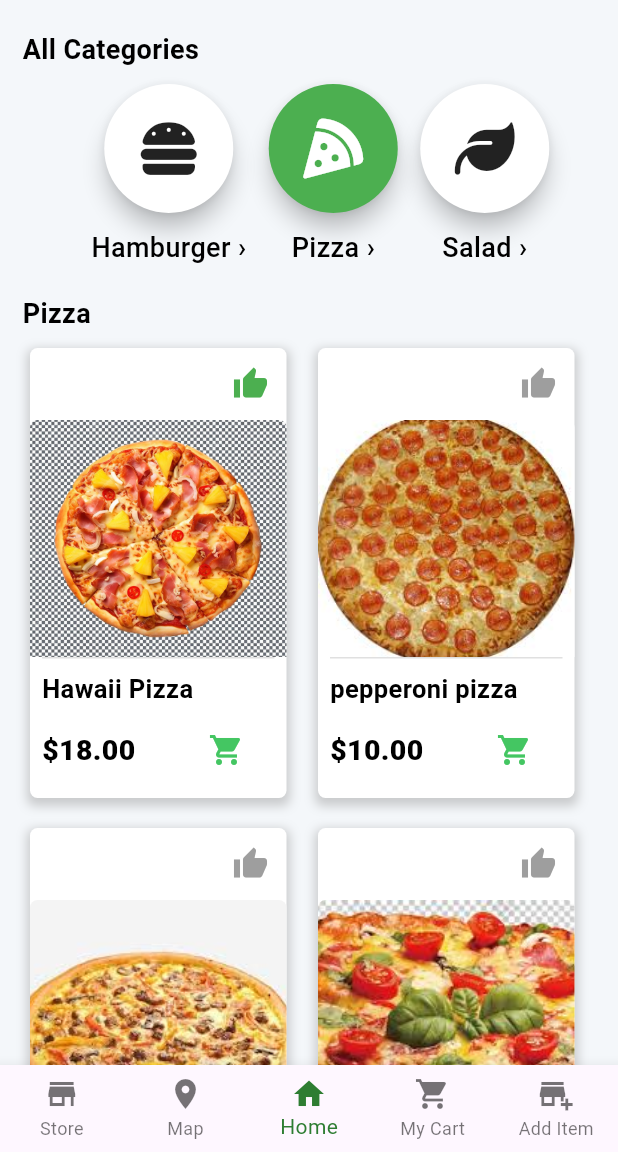
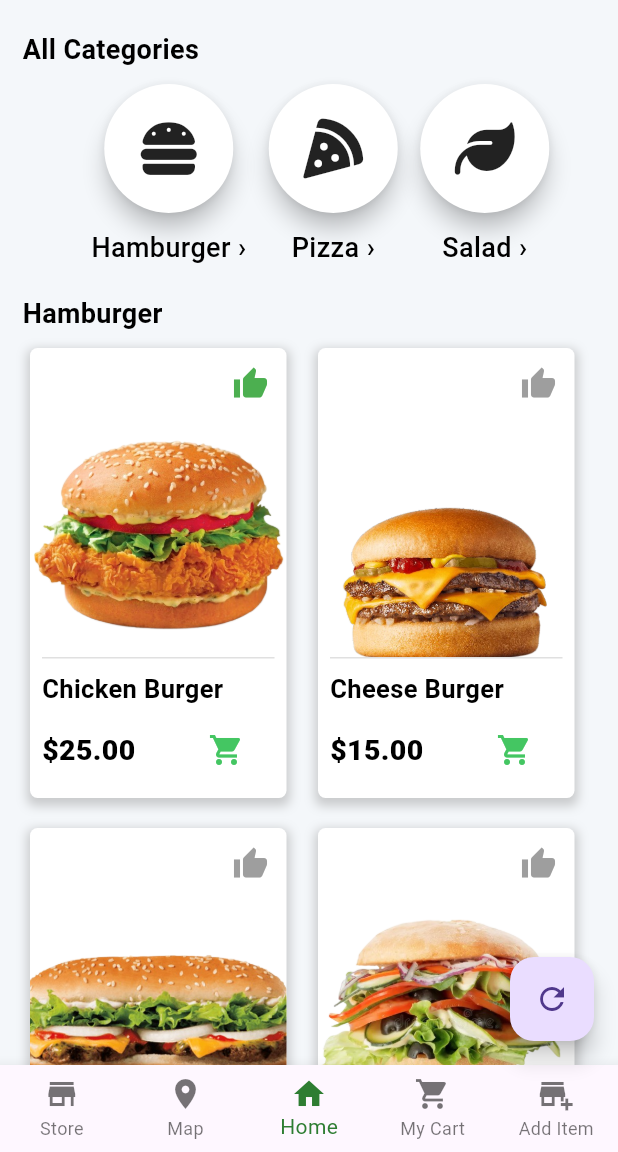
Before and after one commit to SL758/Assignments, a Flutter app: the screen it shows after launch, on a phone screen of 412 x 824 dp, the part 84-1236 px from its top. Run offline on Flutter 3.47's test engine with Material 3 defaults, Android fonts, the phone set to English and light mode, and no system bars; our stand-ins replace font_awesome_flutter, image_picker, shared_preferences; Roboto replaces fonts that are missing (Pacifico, Poppins).

Commit message:
change product id to make it unique and change the method of Cartitems.addToCart

```diff
--- a/super_eat_App/lib/entities/Product.dart
+++ b/super_eat_App/lib/entities/Product.dart
@@ -5,8 +5,6 @@ class Product
   double price;
   String image;
   String description;
-  bool? userAddToCart;
-  bool? includeTip;
   bool? isRecommended;
   bool? isHamburger;
   //isHamburger=true:Hamburger,
@@ -18,10 +16,34 @@ class Product
     this.price=0.00,
     this.image='',
     required this.description,
-    this.userAddToCart=false,
-    this.includeTip=false,
     this.isRecommended=false,
     this.isHamburger=false,
   });
 
+  // 转换为 JSON
+  Map<String, dynamic> toJson() {
+    return {
+      'id': id,
+      'name': name,
+      'image': image,
+      'price': price,
+      'description': description,
+      'isHamburger': isHamburger,
+      'isRecommended': isRecommended,
+    };}
+
+  // 从 JSON 创建对象
+  factory Product.fromJson(Map<String, dynamic> json) {
+    return Product(
+      id: json['id'],
+      name: json['name'],
+      image: json['image'],
+      price: json['price'].toDouble(),
+      description: json['description'],
+      isHamburger: json['isHamburger'],
+      isRecommended: json['isRecommended'],
+    );
+  }
+
+
 }
--- a/super_eat_App/lib/screens/HomeDashboard.dart
+++ b/super_eat_App/lib/screens/HomeDashboard.dart
@@ -12,7 +12,9 @@ import '../shared/sectionHeader_widgets.dart';
 import 'CartPage.dart';
 import 'Map.dart'; // 导入 Map.dart 文件
 import './Store.dart'; // 添加新的页面引用
-
+import 'package:shared_preferences/shared_preferences.dart';
+import 'dart:convert'; // 用于 JSON 编解码
+import '../shared/local_storage_helper.dart'; // 导入工具类文件
 
 class HomeDashboard extends StatefulWidget {
   final String pageTitle;
@@ -28,7 +30,7 @@ class HomeDashboard extends StatefulWidget {
 
 class _HomeDashboardState extends State<HomeDashboard> {
   int _selectedIndex = 2;
-  String selectedCategory = 'Pizza';
+  String selectedCategory = 'Hamburger';
 
   void updateCategories(String newCategory) {
     setState(() {
@@ -36,12 +38,56 @@ class _HomeDashboardState extends State<HomeDashboard> {
     });
   }
 
+  // 数据列表
+  List<Product> hamburgers = [];
+  List<Product> pizzas = [];
+  List<Product> salads = [];
+
+  @override
+  void initState() {
+    super.initState();
+    _loadAllCategories(); // 加载所有分类数据
+  }
+
+  // 加载所有分类数据
+  Future<void> _loadAllCategories() async {
+    // 加载 Hamburger 数据
+    List<Product> loadedHamburgers = await _loadCategory('hamburgers', LocalStorageHelper.initializeDefaultHamburgers);
+
+    // 加载 Pizza 数据
+    List<Product> loadedPizzas = await _loadCategory('pizzas', LocalStorageHelper.initializeDefaultPizzas);
+
+    // 加载 Salad 数据
+    List<Product> loadedSalads = await _loadCategory('salads', LocalStorageHelper.initializeDefaultSalads);
+
+    // 更新 UI
+    setState(() {
+      hamburgers = loadedHamburgers;
+      pizzas = loadedPizzas;
+      salads = loadedSalads;
+    });
+  }
+
+  // 通用的加载方法
+  Future<List<Product>> _loadCategory(
+      String key, Future<void> Function() initializeDefault) async {
+    List<Product> loadedItems = await LocalStorageHelper.loadProductsFromLocalStorage(key);
+    if (loadedItems.isEmpty) {
+      // 如果本地没有数据，则初始化默认值
+      await initializeDefault();
+      loadedItems = await LocalStorageHelper.loadProductsFromLocalStorage(key);
+    }
+    return loadedItems;
+  }
+
+
+
   @override
   Widget build(BuildContext context) {
     final _tabs = [
       StorePage(),
       MapPage(pageTitle: 'Map'), // Tab2 显示 MapPage
-      homeTab(context, selectedCategory, updateCategories),
+      homeTab(context, selectedCategory, updateCategories,hamburgers,pizzas,salads),
       CartPage(),
       AddItemPage(),
     ];
@@ -56,6 +102,16 @@ class _HomeDashboardState extends State<HomeDashboard> {
               style: logoWhiteStyle, textAlign: TextAlign.center),
         ),
         body: _tabs[_selectedIndex],
+
+        //刷新整个页面
+        floatingActionButton: FloatingActionButton(
+          onPressed: () async {
+            // 点击按钮时刷新数据
+            _loadAllCategories(); // 重新加载数据
+          },
+          child: Icon(Icons.refresh), // 使用刷新图标
+        ),
+
         bottomNavigationBar: BottomNavigationBar(
           items: <BottomNavigationBarItem>[
             BottomNavigationBarItem(
@@ -94,116 +150,8 @@ class _HomeDashboardState extends State<HomeDashboard> {
 }
 
 Widget homeTab(BuildContext context, String selectedCategory,
-    Function(String) updateCategories) {
-  // will pick it up from here
-  // am to start another template
-  List<Product> hamburgers = [
-    Product(
-      id: 1000,
-      name: "Chicken Burger",
-      image: "images/chickenburger.png",
-      price: 25,
-      userAddToCart: true,
-      description: "A juicy grilled chicken burger with fresh vegetables.",
-      isHamburger: true,
-      isRecommended:true,
-    ),
-    Product(
-      id: 1001,
-      name: "Cheese Burger",
-      image: "images/Cheeseburger.png",
-      price: 15,
-      userAddToCart: false,
-      description: "A classic cheeseburger with a melted cheddar topping.",
-      isHamburger: true,
-    ),
-    Product(
-      id: 1002,
-      name: "Extra Long Burger",
-      image: 'images/extralongburger.png',
-      price: 10.99,
-      userAddToCart: false,
-      description: "A delicious extra-long burger with crispy lettuce.",
-      isHamburger: true,
-    ),
-    Product(
-      id: 1003,
-      name: "Veggie Burger",
-      image: "images/veggieburger.png",
-      price: 50.00,
-      userAddToCart: true,
-      description: "A delicious extra-long burger with crispy lettuce.",
-      isHamburger: true,
-    ),
-  ];
-  List<Product> pizza = [
-    Product(
-      id: 2000,
-      name: "Hawaii Pizza",
-      image: "images/Hawaiianpizza.jpg",
-      price: 18,
-      userAddToCart: true,
-      description: "Nice Pizza.",
-      isHamburger: null,
-      isRecommended:true,
-    ),
-    Product(
-      id: 2001,
-      name: "pepperoni pizza",
-      image: "images/Peperonipizza.jpeg",
-      price: 10,
-      userAddToCart: false,
-      description: "pizza with pepperoni meat.",
-      isHamburger: null,
-    ),
-    Product(
-      id: 2002,
-      name: "roast chicken pizza",
-      image: 'images/Roastchickenpizza.jpeg',
-      price: 12,
-      userAddToCart: false,
-      description: "pizza with roast chicken and mushroom.",
-      isHamburger: null,
-    ),
-    Product(
-      id: 2003,
-      name: "Veggie Pizza",
-      image: "images/Veggiepizza.jpeg",
-      price: 8.00,
-      userAddToCart: true,
-      description: "A pizza with many kinds of vegetable.",
-      isHamburger: null,
-    ),
-  ];
-  List<Product> salads = [
-    Product(
-      id: 3000,
-      name: "Beef Salad",
-      image: "images/beefSalad.png",
-      price: 45.12,
-      userAddToCart: true,
-      description: "A flavorful beef salad with a tangy vinaigrette dressing.",
-      isHamburger: null,
-    ),
-    Product(
-      id: 3001,
-      name: "Caesar Salad",
-      image: "images/caesarSalad.png",
-      price: 25.12,
-      userAddToCart: true,
-      description: "A classic Caesar salad with crunchy croutons and parmesan.",
-      isHamburger: null,
-    ),
-    Product(
-      id: 3002,
-      name: "Chicken Salad",
-      image: "images/chickenSalad.png",
-      price: 15,
-      userAddToCart: true,
-      description: "A hearty chicken salad with fresh greens and creamy dressing.",
-      isHamburger: null,
-    ),
-  ];
+    Function(String) updateCategories,List<Product> hamburgers,
+    List<Product> pizzas,List<Product> salads) {
 
 
   List<Product> selects = [];
@@ -213,7 +161,7 @@ Widget homeTab(BuildContext context, String selectedCategory,
       selects = hamburgers.toList();
       break;
     case 'Pizza':
-      selects = pizza.toList();
+      selects = pizzas.toList();
       break;
     case 'Salad':
       selects = salads.toList();
--- a/super_eat_App/lib/shared/categoryWidgets.dart
+++ b/super_eat_App/lib/shared/categoryWidgets.dart
@@ -17,7 +17,8 @@ class HeaderTopCategories extends StatefulWidget {
 }
 
 class _HeaderTopCategoriesState extends State<HeaderTopCategories> {
-  String selectedCategory = 'Pizza';
+  // String selectedCategory = 'Pizza';
+  String selectedCategory = '';
 
   @override
   Widget build(BuildContext context) {
--- /dev/null
+++ b/super_eat_App/lib/shared/local_storage_helper.dart
@@ -0,0 +1,173 @@
+import 'package:shared_preferences/shared_preferences.dart';
+import 'dart:convert';
+import '../entities/Product.dart'; // 根据实际路径导入你的 Product 类
+
+class LocalStorageHelper {
+  // 保存数据到本地存储
+  static Future<void> saveProductsToLocalStorage(String key, List<Product> products) async {
+    SharedPreferences prefs = await SharedPreferences.getInstance();
+
+    // 获取现有的商品列表
+    List<String>? productList = prefs.getStringList(key);
+    List<Product> existingProducts = [];
+
+    if (productList != null) {
+      existingProducts = productList
+          .map((product) => Product.fromJson(jsonDecode(product)))
+          .toList();
+    }
+
+    // 确定类别范围
+    int categoryOffset = 0;
+    if (key == 'hamburgers') {
+      categoryOffset = 1000; // 汉堡从 1000 开始
+    } else if (key == 'pizzas') {
+      categoryOffset = 2000; // 比萨从 2000 开始
+    } else if (key == 'salads') {
+      categoryOffset = 3000; // 沙拉从 3000 开始
+    }
+
+    // 找到该类别最大 ID 并自增
+    int maxId = existingProducts.isEmpty
+        ? categoryOffset
+        : existingProducts.map((e) => e.id).reduce((a, b) => a > b ? a : b);
+
+    // 设置新商品的 ID（自增）
+    for (var product in products) {
+      product.id = maxId + 1;
+      maxId++;
+    }
+
+    // 合并现有的商品和新商品
+    existingProducts.addAll(products);
+
+    // 将更新后的商品列表保存回本地存储
+    List<String> updatedProductList = existingProducts
+        .map((product) => jsonEncode(product.toJson()))
+        .toList();
+    await prefs.setStringList(key, updatedProductList);
+  }
+
+  // 从本地存储加载数据
+  static Future<List<Product>> loadProductsFromLocalStorage(String key) async {
+    SharedPreferences prefs = await SharedPreferences.getInstance();
+    List<String>? productList = prefs.getStringList(key);
+    if (productList != null) {
+      return productList.map((product) => Product.fromJson(jsonDecode(product))).toList();
+    } else {
+      return [];
+    }
+  }
+
+  // 初始化默认数据（可选）
+  static Future<void> initializeDefaultHamburgers() async {
+    List<Product> defaultHamburgers = [
+      Product(
+        id: 1000,
+        name: "Chicken Burger",
+        image: "images/chickenburger.png",
+        price: 25,
+        description: "A juicy grilled chicken burger with fresh vegetables.",
+        isHamburger: true,
+        isRecommended: true,
+      ),
+      Product(
+        id: 1001,
+        name: "Cheese Burger",
+        image: "images/Cheeseburger.png",
+        price: 15,
+        description: "A classic cheeseburger with a melted cheddar topping.",
+        isHamburger: true,
+      ),
+      Product(
+        id: 1002,
+        name: "Extra Long Burger",
+        image: 'images/extralongburger.png',
+        price: 10.99,
+        description: "A delicious extra-long burger with crispy lettuce.",
+        isHamburger: true,
+      ),
+      Product(
+        id: 1003,
+        name: "Veggie Burger",
+        image: "images/veggieburger.png",
+        price: 50.00,
+        description: "A delicious extra-long burger with crispy lettuce.",
+        isHamburger: true,
+      ),
+    ];
+    await saveProductsToLocalStorage('hamburgers', defaultHamburgers);
+  }
+  static Future<void> initializeDefaultPizzas() async {
+    List<Product> defaultPizzas = [
+      Product(
+        id: 2000,
+        name: "Hawaii Pizza",
+        image: "images/Hawaiianpizza.jpg",
+        price: 18,
+        description: "Nice Pizza.",
+        isHamburger: null,
+        isRecommended: true,
+      ),
+      Product(
+        id: 2001,
+        name: "pepperoni pizza",
+        image: "images/Peperonipizza.jpeg",
+        price: 10,
+        description: "pizza with pepperoni meat.",
+        isHamburger: null,
+      ),
+      Product(
+        id: 2002,
+        name: "roast chicken pizza",
+        image: 'images/Roastchickenpizza.jpeg',
+        price: 12,
+        description: "pizza with roast chicken and mushroom.",
+        isHamburger: null,
+      ),
+      Product(
+        id: 2003,
+        name: "Veggie Pizza",
+        image: "images/Veggiepizza.jpeg",
+        price: 8.00,
+        description: "A pizza with many kinds of vegetable.",
+        isHamburger: null,
+      ),
+    ];
+    await saveProductsToLocalStorage('pizzas', defaultPizzas);
+  }
+  static Future<void> initializeDefaultSalads() async {
+    List<Product> defaultSalads = [
+      Product(
+        id: 3000,
+        name: "Beef Salad",
+        image: "images/beefSalad.png",
+        price: 45.12,
+        description: "A flavorful beef salad with a tangy vinaigrette dressing.",
+        isHamburger: null,
+      ),
+      Product(
+        id: 3001,
+        name: "Caesar Salad",
+        image: "images/caesarSalad.png",
+        price: 25.12,
+        description: "A classic Caesar salad with crunchy croutons and parmesan.",
+        isHamburger: null,
+      ),
+      Product(
+        id: 3002,
+        name: "Chicken Salad",
+        image: "images/chickenSalad.png",
+        price: 15,
+        description: "A hearty chicken salad with fresh greens and creamy dressing.",
+        isHamburger: null,
+      ),
+    ];
+    await saveProductsToLocalStorage('salads', defaultSalads);
+  }
+
+
+
+
+
+}
```
Also changed, not shown: super_eat_App/lib/screens/AddItemPage.dart (+139 -56 lines), 1 other file.
